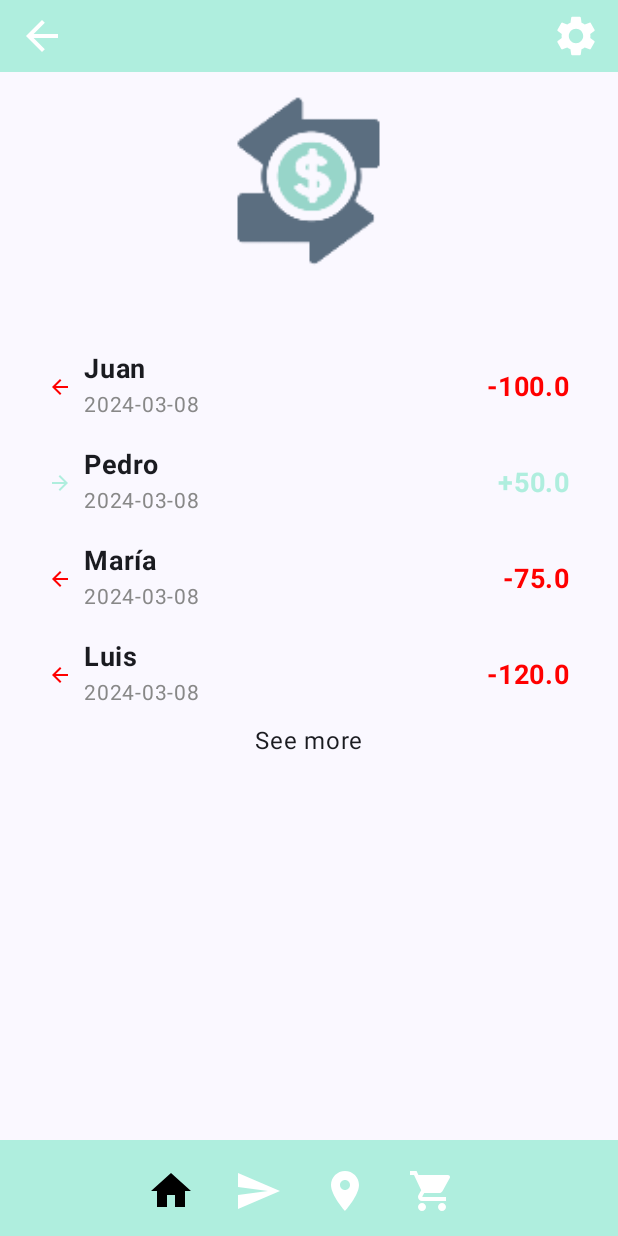
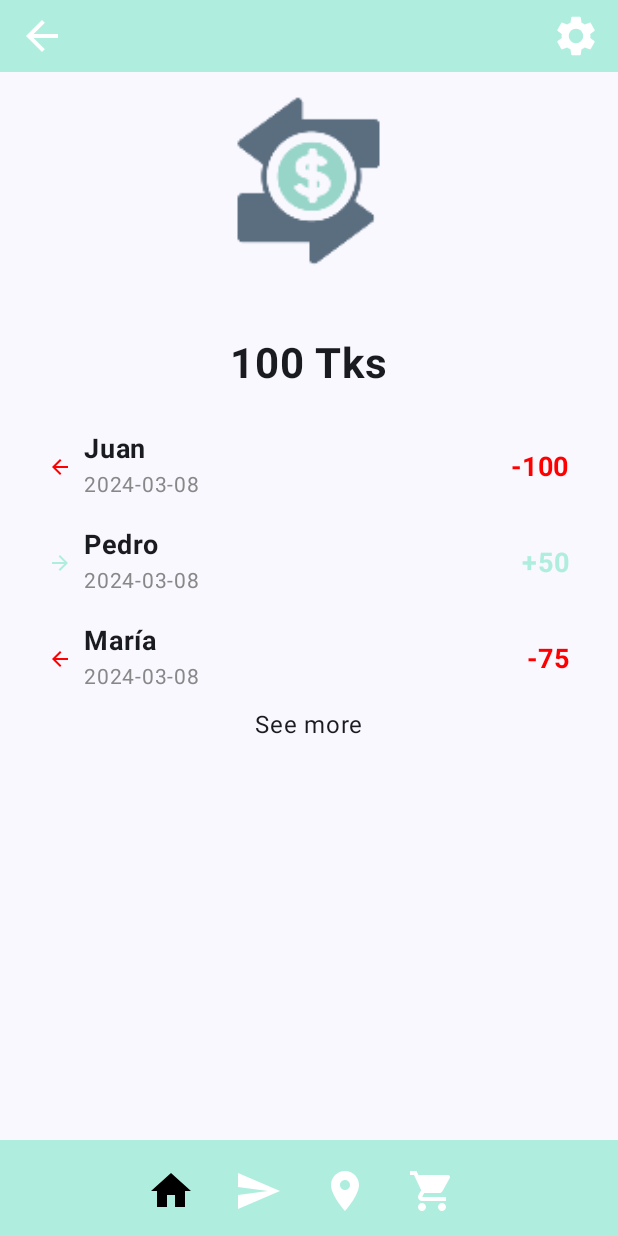
Before and after one commit to MBatlle6/Send-Money, an Android app built with Jetpack Compose: the screen it shows after launch (MainActivity), on a phone screen of 412 x 824 dp. Run offline under Robolectric (Android 15) with nearby library versions, the light colour scheme and no system bars; our stand-ins replace livedata-compose.

Commit message:
Interfície de la pantalla de Comprar i nº de tòkens a la pantalla Home

```diff
--- a/app/build.gradle.kts
+++ b/app/build.gradle.kts
@@ -67,5 +67,5 @@ dependencies {
     androidTestImplementation("androidx.compose.ui:ui-test-junit4")
     debugImplementation("androidx.compose.ui:ui-tooling")
     debugImplementation("androidx.compose.ui:ui-test-manifest")
-    implementation("androidx.compose.runtime:runtime-livedata:1.6.1")
+    implementation("androidx.compose.runtime:runtime-livedata:1.6.2")
 }
--- a/app/src/main/java/com/example/widgets_compose/MainActivity.kt
+++ b/app/src/main/java/com/example/widgets_compose/MainActivity.kt
@@ -13,7 +13,6 @@ import androidx.activity.viewModels
 import androidx.compose.foundation.layout.fillMaxSize
 import androidx.compose.material3.MaterialTheme
 import androidx.compose.material3.Surface
-import androidx.compose.material3.Text
 import androidx.compose.runtime.livedata.observeAsState
 import androidx.compose.ui.Modifier
 import androidx.core.app.ActivityCompat
@@ -26,8 +25,7 @@ import com.example.widgets_compose.widgets.OkSnackbar
 
 class MainActivity : ComponentActivity() {
 
-    private val viewModel by viewModels<WidgetsViewModel>()
-    private var settings = false
+    private val viewModel by viewModels<SendMoneyViewModel>()
     private lateinit var locationPermissionLauncher: ActivityResultLauncher<Array<String>>
 
     private val onBackPressedCallback = object : OnBackPressedCallback(true){  //Gestionar cuanda el user hace return
@@ -73,6 +71,15 @@ class MainActivity : ComponentActivity() {
             viewModel.configSnackBar.observeAsState().value
             viewModel.okSnackBar.observeAsState().value
             viewModel.startApp.observeAsState().value
+            viewModel.tokens.observeAsState().value
+            viewModel.tokens_to_buy.observeAsState().value
+            viewModel.tokens_to_sell.observeAsState().value
+            viewModel.valid_tokens_to_buy.observeAsState().value
+            viewModel.valid_tokens_to_sell.observeAsState().value
+            viewModel.buy_dialogue.observeAsState().value
+            viewModel.sell_dialogue.observeAsState().value
+
+
 
             Widgets_ComposeTheme {
                 // A surface container using the 'background' color from the theme
@@ -88,8 +95,6 @@ class MainActivity : ComponentActivity() {
                         else if(viewModel.configSnackBar.value == true){
                             ConfigSnackbar(activity = this,viewModel)
                         }
-                        Text(text = "No hi ha permissos")
-
                     }
                     else{
                         BaseScreen(viewModel = viewModel, this)
@@ -138,7 +143,7 @@ class MainActivity : ComponentActivity() {
 
 }
 
-fun backAction(viewModel: WidgetsViewModel){
+fun backAction(viewModel: SendMoneyViewModel){
     if (viewModel.selectedHome.value == true){
         viewModel.showClosingDialogue()
     }
--- a/app/src/main/java/com/example/widgets_compose/WidgetsViewModel.kt
+++ b/app/src/main/java/com/example/widgets_compose/SendMoneyViewModel.kt
@@ -4,7 +4,7 @@ import androidx.lifecycle.MutableLiveData
 import androidx.lifecycle.ViewModel
 import java.time.LocalDate
 
-class WidgetsViewModel: ViewModel() {
+class SendMoneyViewModel: ViewModel() {
 
 
     val selectedHome = MutableLiveData<Boolean>(true)
@@ -17,22 +17,54 @@ class WidgetsViewModel: ViewModel() {
     val okSnackBar = MutableLiveData<Boolean>(false)
     val startApp = MutableLiveData<Boolean>(false)
     val settingsTimer = MutableLiveData<Int>(0)
+    val tokens = MutableLiveData<Int>(100)
+    val tokens_to_buy = MutableLiveData<Int>(0)
+    val tokens_to_sell = MutableLiveData<Int>(0)
+    val valid_tokens_to_buy = MutableLiveData<Boolean>(true)
+    val valid_tokens_to_sell = MutableLiveData<Boolean>(true)
+    val buy_dialogue = MutableLiveData<Boolean>(false)
+    val sell_dialogue = MutableLiveData<Boolean>(false)
+
     val transactions = MutableLiveData<List<Transaction>>(listOf(
-        Transaction("Yo", "Juan", LocalDate.now(), 100.0),
-        Transaction("Pedro", "Yo", LocalDate.now(), 50.0),
-        Transaction("Yo", "María", LocalDate.now(), 75.0),
-        Transaction("Yo", "Luis", LocalDate.now(), 120.0),
-        Transaction("Él", "Yo", LocalDate.now(), 200.0),
-        Transaction("Yo", "Juan", LocalDate.now(), 100.0),
-        Transaction("Pedro", "Yo", LocalDate.now(), 50.0),
-        Transaction("Yo", "María", LocalDate.now(), 75.0),
-        Transaction("Yo", "Luis", LocalDate.now(), 120.0),
-        Transaction("Él", "Yo", LocalDate.now(), 200.0),
-        Transaction("Yo", "Juan", LocalDate.now(), 100.0),
-        Transaction("Pedro", "Yo", LocalDate.now(), 50.0),
-        Transaction("Yo", "María", LocalDate.now(), 75.0),
-        Transaction("Yo", "Luis", LocalDate.now(), 120.0),
+        Transaction("Yo", "Juan", LocalDate.now(), 100),
+        Transaction("Pedro", "Yo", LocalDate.now(), 50),
+        Transaction("Yo", "María", LocalDate.now(), 75),
+        Transaction("Yo", "Luis", LocalDate.now(), 120),
+        Transaction("Él", "Yo", LocalDate.now(), 200),
+        Transaction("Yo", "Juan", LocalDate.now(), 100),
+        Transaction("Pedro", "Yo", LocalDate.now(), 50),
+        Transaction("Yo", "María", LocalDate.now(), 75),
+        Transaction("Yo", "Luis", LocalDate.now(), 120),
+        Transaction("Él", "Yo", LocalDate.now(), 200),
+        Transaction("Yo", "Juan", LocalDate.now(), 100),
+        Transaction("Pedro", "Yo", LocalDate.now(), 50),
+        Transaction("Yo", "María", LocalDate.now(), 75),
+        Transaction("Yo", "Luis", LocalDate.now(), 120),
     ))
+
+
+    fun showBuyDialogue(show: Boolean){
+        buy_dialogue.value = show
+    }
+    fun showSellDialogue(show: Boolean){
+        sell_dialogue.value = show
+    }
+    fun changeValidityTokensToSell(valid : Boolean){
+        valid_tokens_to_sell.value = valid
+    }
+
+    fun changeValidityTokensToBuy(valid : Boolean){
+        valid_tokens_to_buy.value = valid
+    }
+
+
+    fun setTokensToBuy(tokens_amount : Int){
+        tokens_to_buy.value = tokens_amount
+    }
+
+    fun setTokensToSell(tokens_amount : Int){
+        tokens_to_sell.value = tokens_amount
+    }
 
 
     fun add1SettingsTimer(){
--- a/app/src/main/java/com/example/widgets_compose/Transaction.kt
+++ b/app/src/main/java/com/example/widgets_compose/Transaction.kt
@@ -1,12 +1,18 @@
 package com.example.widgets_compose
 
-import java.text.SimpleDateFormat
 import java.time.LocalDate
-import java.util.Date
 
 data class Transaction(
     val SENDER: String,
     val RECIPIENT: String,
     val DATE: LocalDate,
-    val AMOUNT: Double,
+    val AMOUNT: Int,
 )
+
+fun addTransaction(viewModel: SendMoneyViewModel){
+
+}
+
+fun calculateTokens(viewModel: SendMoneyViewModel){
+
+}
--- a/app/src/main/java/com/example/widgets_compose/screens/BaseScreen.kt
+++ b/app/src/main/java/com/example/widgets_compose/screens/BaseScreen.kt
@@ -11,11 +11,11 @@ import com.example.widgets_compose.screens.app.HomeScreen
 import com.example.widgets_compose.screens.app.LocationScreen
 import com.example.widgets_compose.screens.app.SendScreen
 import com.example.widgets_compose.widgets.TopBar
-import com.example.widgets_compose.WidgetsViewModel
+import com.example.widgets_compose.SendMoneyViewModel
 
 @SuppressLint("UnusedMaterial3ScaffoldPaddingParameter")
 @Composable
-fun BaseScreen(viewModel: WidgetsViewModel, activity: ComponentActivity) {
+fun BaseScreen(viewModel: SendMoneyViewModel, activity: ComponentActivity) {
     if(viewModel.closingDialogue.value == true) ClosingDialogue(viewModel = viewModel, activity = activity)
     Scaffold(
         topBar = { TopBar(viewModel = viewModel, activity) },
@@ -23,7 +23,7 @@ fun BaseScreen(viewModel: WidgetsViewModel, activity: ComponentActivity) {
             if(viewModel.selectedHome.value == true) HomeScreen(viewModel, activity)
             else if (viewModel.selectedArrow.value == true) SendScreen()
             else if (viewModel.selectedPlace.value == true) LocationScreen()
-            else BuyScreen()
+            else BuyScreen(viewModel, activity)
 
         },
         bottomBar = { BottomBar(viewModel) },
--- a/app/src/main/java/com/example/widgets_compose/screens/app/HomeScreen.kt
+++ b/app/src/main/java/com/example/widgets_compose/screens/app/HomeScreen.kt
@@ -3,10 +3,10 @@ package com.example.widgets_compose.screens.app
 import androidx.activity.ComponentActivity
 import androidx.compose.foundation.Image
 import androidx.compose.foundation.clickable
-import androidx.compose.foundation.layout.Arrangement
 import androidx.compose.foundation.layout.Box
 import androidx.compose.foundation.layout.Column
 import androidx.compose.foundation.layout.Row
+import androidx.compose.foundation.layout.Spacer
 import androidx.compose.foundation.layout.fillMaxSize
 import androidx.compose.foundation.layout.fillMaxWidth
 import androidx.compose.foundation.layout.heightIn
@@ -19,7 +19,6 @@ import androidx.compose.material.icons.automirrored.filled.ArrowForward
 import androidx.compose.material3.Icon
 import androidx.compose.material3.Text
 import androidx.compose.runtime.Composable
-import androidx.compose.runtime.remember
 import androidx.compose.ui.Alignment
 import androidx.compose.ui.Modifier
 import androidx.compose.ui.graphics.Color
@@ -30,16 +29,17 @@ import androidx.compose.ui.unit.dp
 import androidx.compose.ui.unit.sp
 import com.example.widgets_compose.R
 import com.example.widgets_compose.Transaction
-import com.example.widgets_compose.WidgetsViewModel
+import com.example.widgets_compose.SendMoneyViewModel
 import com.example.widgets_compose.ui.theme.Turquoise
 
 @Composable
- fun HomeScreen(viewModel: WidgetsViewModel, activity: ComponentActivity) {
+ fun HomeScreen(viewModel: SendMoneyViewModel, activity: ComponentActivity) {
     Column(
         modifier = Modifier
             .fillMaxSize()
             .padding(16.dp),
-        horizontalAlignment = Alignment.CenterHorizontally
+        horizontalAlignment = Alignment.CenterHorizontally,
+        //verticalArrangement = Arrangement.Center,
     ) {
         Image(
             painter = painterResource(R.mipmap.ic_launcher_foreground),
@@ -48,6 +48,14 @@ import com.example.widgets_compose.ui.theme.Turquoise
                 .fillMaxWidth()
                 .size(210.dp)
         )
+        Text(
+            text = viewModel.tokens.value.toString()  + " " + activity.getString(R.string.tokens_abreviation),
+            fontSize = 28.sp,
+            fontWeight = FontWeight.Bold
+        )
+
+        Spacer(modifier = Modifier.size(20.dp))
+
         if (viewModel.transactions.value?.isEmpty() == true) {
             Box(
                 modifier = Modifier.fillMaxSize(),
@@ -61,7 +69,7 @@ import com.example.widgets_compose.ui.theme.Turquoise
                 )
             }
         } else {
-            if (viewModel.transactions.value!!.size <= 4){
+            if (viewModel.transactions.value!!.size <= 3){
                 Column {
                     var i = 0
                     while(i < viewModel.transactions.value?.size!!){
@@ -73,10 +81,10 @@ import com.example.widgets_compose.ui.theme.Turquoise
             else{
                 LazyColumn(
                     modifier = Modifier
-                        .heightIn(max = 350.dp)
+                        .heightIn(max = 300.dp) //Provar a ver
                 ) {
                     val itemsToShow = if (viewModel.expanded.value!!)
-                        viewModel.transactions.value?.size else 4
+                        viewModel.transactions.value?.size else 3
                     if (itemsToShow != null) {
 
                         items(itemsToShow) { index ->
@@ -85,8 +93,7 @@ import com.example.widgets_compose.ui.theme.Turquoise
                         }
                     }
                 }
-            }
-        }
+
                 if (!viewModel.expanded.value!!) {
                     Text(
                         text = activity.getString(R.string.see_more),
@@ -99,6 +106,9 @@ import com.example.widgets_compose.ui.theme.Turquoise
                         modifier = Modifier.clickable { viewModel.shrink()}
                     )
                 }
+            }
+        }
+
     }
 }
 
--- a/app/src/main/java/com/example/widgets_compose/widgets/Bars.kt
+++ b/app/src/main/java/com/example/widgets_compose/widgets/Bars.kt
@@ -24,13 +24,13 @@ import androidx.compose.runtime.Composable
 import androidx.compose.ui.Modifier
 import androidx.compose.ui.graphics.Color
 import androidx.compose.ui.unit.dp
-import com.example.widgets_compose.WidgetsViewModel
+import com.example.widgets_compose.SendMoneyViewModel
 import com.example.widgets_compose.backAction
 import com.example.widgets_compose.ui.theme.Turquoise
 
 
 @Composable
- fun BottomBar(viewModel: WidgetsViewModel) {
+ fun BottomBar(viewModel: SendMoneyViewModel) {
     BottomAppBar(
         containerColor = Turquoise,
         modifier = Modifier.height(64.dp)
@@ -99,7 +99,7 @@ import com.example.widgets_compose.ui.theme.Turquoise
 
 @OptIn(ExperimentalMaterial3Api::class)
 @Composable
-fun TopBar(viewModel: WidgetsViewModel, activity: ComponentActivity){
+fun TopBar(viewModel: SendMoneyViewModel, activity: ComponentActivity){
     TopAppBar(
         colors = TopAppBarDefaults.topAppBarColors(
             containerColor = Turquoise),
```
Also changed, not shown: app/src/main/java/com/example/widgets_compose/screens/app/BuyScreen.kt (+35 -9 lines), app/src/main/java/com/example/widgets_compose/widgets/Buttons.kt (added, +135 -0 lines), app/src/main/java/com/example/widgets_compose/widgets/Dialogues.kt (+44 -2 lines), app/src/main/java/com/example/widgets_compose/widgets/SnackBars.kt (+2 -8 lines), app/src/main/res/values/strings.xml (+9 -0 lines). Lines whose indentation alone changed are shown as unchanged.
